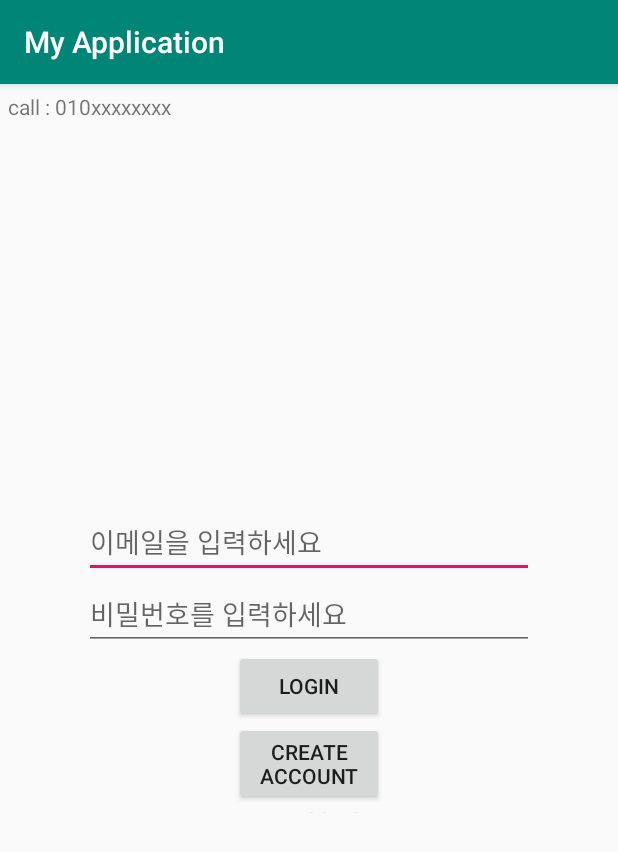
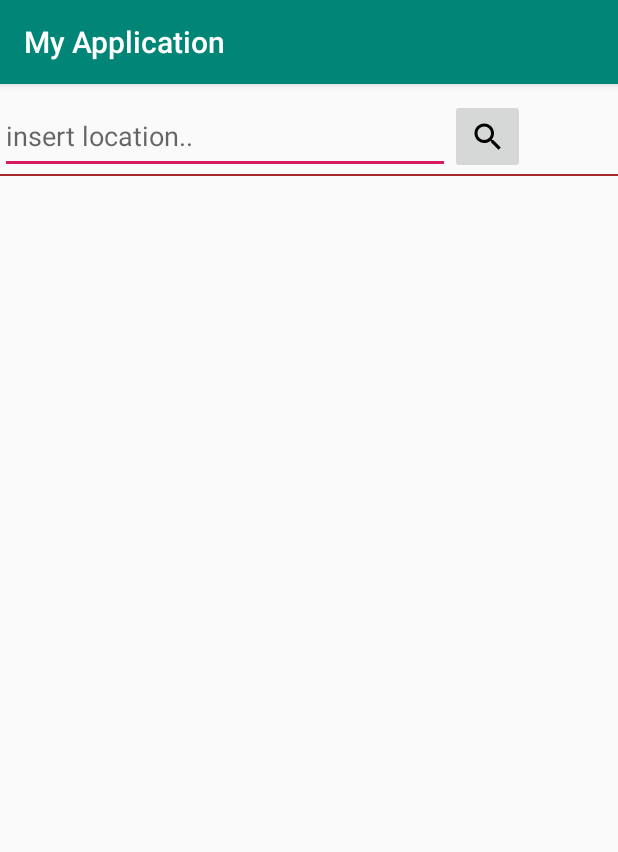
Before and after one commit to Parkseji14/whdtjf, an Android app: the screen it shows after launch (MainActivity before the commit, SearchActivity after it), on a phone screen of 412 x 824 dp. Shown: the top 852 px of the screen. Run offline under Robolectric (Android 15) with nearby library versions, the phone set to English and light mode, and no system bars.

Commit message:
search, map , 로그인 화면과 버튼만 구현

```diff
--- a/android_lot/app/src/main/java/com/example/myapplication/view/SearchActivity.java
+++ b/android_lot/app/src/main/java/com/example/myapplication/view/SearchActivity.java
@@ -1,6 +1,10 @@
 package com.example.myapplication.view;
 
 import android.os.Bundle;
+import android.view.View;
+import android.widget.Button;
+import android.widget.EditText;
+import android.widget.ImageButton;
 
 import com.example.myapplication.R;
 
@@ -12,11 +16,28 @@ import androidx.appcompat.app.AppCompatActivity;
 
 public class SearchActivity extends AppCompatActivity{
 
+    EditText searchline;
+    ImageButton searchbutton;
+
     @Override
     protected void onCreate(Bundle savedInstanceState) {
         super.onCreate(savedInstanceState);
         setContentView(R.layout.search_activity);
 
+        searchbutton = (ImageButton) findViewById(R.id.search_button);
+        searchline = (EditText) findViewById(R.id.search_line);
+
+        searchbutton.setOnClickListener(new Button.OnClickListener(){
+
+            String searchstr = searchline.getText().toString();
+
+            @Override
+            public void onClick(View v) {
+                /* search 값을 */
+
+
+            }
+        });
 
     }
 
--- /dev/null
+++ b/android_lot/app/src/main/res/drawable/ic_search_black_24dp.xml
@@ -0,0 +1,9 @@
+<vector xmlns:android="http://schemas.android.com/apk/res/android"
+        android:width="24dp"
+        android:height="24dp"
+        android:viewportWidth="24.0"
+        android:viewportHeight="24.0">
+    <path
+        android:fillColor="#FF000000"
+        android:pathData="M15.5,14h-0.79l-0.28,-0.27C15.41,12.59 16,11.11 16,9.5 16,5.91 13.09,3 9.5,3S3,5.91 3,9.5 5.91,16 9.5,16c1.61,0 3.09,-0.59 4.23,-1.57l0.27,0.28v0.79l5,4.99L20.49,19l-4.99,-5zM9.5,14C7.01,14 5,11.99 5,9.5S7.01,5 9.5,5 14,7.01 14,9.5 11.99,14 9.5,14z"/>
+</vector>
--- a/android_lot/app/src/main/res/layout/activity_main.xml
+++ b/android_lot/app/src/main/res/layout/activity_main.xml
@@ -47,9 +47,10 @@
 
         <Button
             android:layout_width="wrap_content"
-            android:layout_height="5dp"
+            android:layout_height="wrap_content"
             android:background="#00ff0000"
             android:text="find password"
+            android:textSize="10dp"
             />
 
 
--- a/android_lot/app/src/main/res/layout/search_activity.xml
+++ b/android_lot/app/src/main/res/layout/search_activity.xml
@@ -1,7 +1,35 @@
 <?xml version="1.0" encoding="utf-8"?>
 <LinearLayout xmlns:android="http://schemas.android.com/apk/res/android"
-              android:orientation="vertical"
               android:layout_width="match_parent"
-              android:layout_height="match_parent">
+              android:layout_height="match_parent"
+              android:orientation="vertical">
+
+    <LinearLayout
+        android:layout_width="match_parent"
+        android:layout_height="wrap_content"
+        android:orientation="horizontal">
+
+       <EditText
+           android:id="@+id/search_line"
+           android:layout_width="300dp"
+           android:layout_height="50dp"
+           android:layout_marginTop="10dp"
+           android:hint="insert location.."/>
+
+        <ImageButton
+            android:id="@+id/search_button"
+            android:layout_width="50dp"
+            android:layout_height="50dp"
+            android:layout_marginTop="10dp"
+            android:src="@drawable/ic_search_black_24dp"/>
+
+
+    </LinearLayout>
+
+    <View
+        android:layout_width="fill_parent"
+        android:layout_height="1dip"
+        android:background="#A52A2A"
+        />
 
 </LinearLayout>
```
Also changed, not shown: android_lot/app/src/main/AndroidManifest.xml (+7 -0 lines), android_lot/app/src/main/res/layout/map_activity.xml (+50 -2 lines), android_lot/app/src/main/res/drawable/map.PNG (added).
